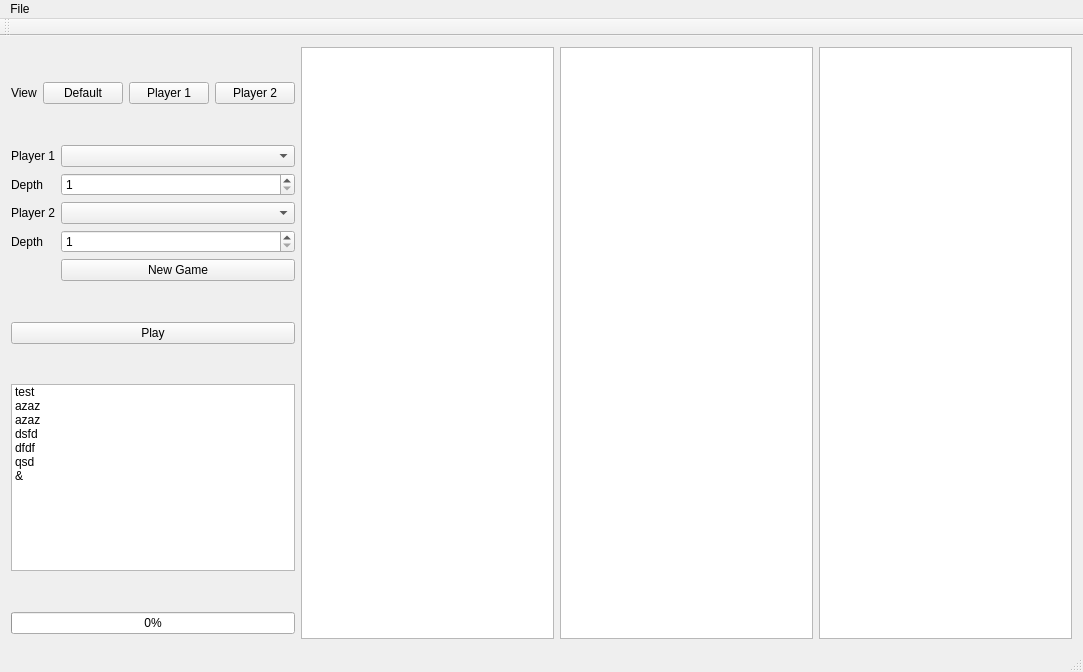
Old version of the form TIPE_Hex_QT/mainwindow.ui in the repository Phyronnaz/TIPE_Hex.
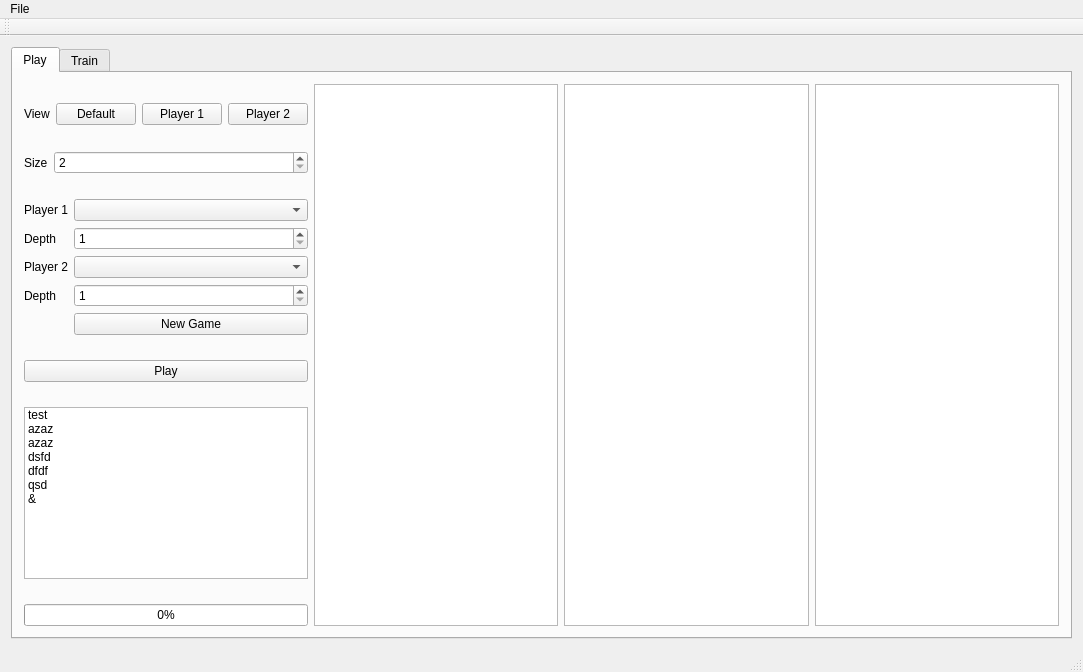
New version of the form. The open tabs and pages were chosen to show the change.

Patch:
```diff
--- a/TIPE_Hex_QT/mainwindow.ui
+++ b/TIPE_Hex_QT/mainwindow.ui
@@ -16,8 +16,18 @@
   <widget class="QWidget" name="centralWidget">
    <layout class="QHBoxLayout" name="horizontalLayout">
     <item>
+     <widget class="QTabWidget" name="tabWidget">
+      <property name="currentIndex">
+       <number>1</number>
+      </property>
+      <widget class="QWidget" name="playTab">
+       <attribute name="title">
+        <string>Play</string>
+       </attribute>
+       <layout class="QHBoxLayout" name="horizontalLayoutPlayTab">
+        <item>
      <layout class="QGridLayout" name="gridLayout">
-      <item row="8" column="0">
+          <item row="10" column="0">
        <spacer name="verticalSpacer_3">
         <property name="orientation">
          <enum>Qt::Vertical</enum>
@@ -99,7 +109,7 @@
         </item>
        </layout>
       </item>
-      <item row="9" column="0">
+          <item row="11" column="0">
        <widget class="QProgressBar" name="progressBarMinimax">
         <property name="enabled">
          <bool>true</bool>
@@ -109,66 +119,66 @@
         </property>
        </widget>
       </item>
-      <item row="3" column="0">
+          <item row="5" column="0">
        <layout class="QFormLayout" name="formLayoutNewGame">
-        <item row="0" column="0">
+            <item row="1" column="0">
          <widget class="QLabel" name="labelPlayer1">
           <property name="text">
            <string>Player 1</string>
           </property>
          </widget>
         </item>
-        <item row="0" column="1">
+            <item row="1" column="1">
          <widget class="QComboBox" name="comboBoxPlayer1"/>
         </item>
-        <item row="3" column="0">
+            <item row="2" column="0">
+             <widget class="QLabel" name="labelMinimaxDepthPlayer1">
+              <property name="text">
+               <string>Depth</string>
+              </property>
+             </widget>
+            </item>
+            <item row="2" column="1">
+             <widget class="QSpinBox" name="spinBoxMinimaxDepthPlayer1">
+              <property name="minimum">
+               <number>1</number>
+              </property>
+             </widget>
+            </item>
+            <item row="4" column="0">
          <widget class="QLabel" name="labelPlayer2">
           <property name="text">
            <string>Player 2</string>
           </property>
          </widget>
         </item>
-        <item row="3" column="1">
+            <item row="4" column="1">
          <widget class="QComboBox" name="comboBoxPlayer2"/>
         </item>
+            <item row="5" column="0">
+             <widget class="QLabel" name="labelMinimaxDepthPlayer2">
+              <property name="text">
+               <string>Depth</string>
+              </property>
+             </widget>
+            </item>
         <item row="5" column="1">
+             <widget class="QSpinBox" name="spinBoxMinimaxDepthPlayer2">
+              <property name="minimum">
+               <number>1</number>
+              </property>
+             </widget>
+            </item>
+            <item row="6" column="1">
          <widget class="QPushButton" name="pushButtonNewGame">
           <property name="text">
            <string>New Game</string>
           </property>
          </widget>
         </item>
-        <item row="1" column="0">
-         <widget class="QLabel" name="labelMinimaxDepthPlayer1">
-          <property name="text">
-           <string>Depth</string>
-          </property>
-         </widget>
-        </item>
-        <item row="1" column="1">
-         <widget class="QSpinBox" name="spinBoxMinimaxDepthPlayer1">
-          <property name="minimum">
-           <number>1</number>
-          </property>
-         </widget>
-        </item>
-        <item row="4" column="0">
-         <widget class="QLabel" name="labelMinimaxDepthPlayer2">
-          <property name="text">
-           <string>Depth</string>
-          </property>
-         </widget>
-        </item>
-        <item row="4" column="1">
-         <widget class="QSpinBox" name="spinBoxMinimaxDepthPlayer2">
-          <property name="minimum">
-           <number>1</number>
-          </property>
-         </widget>
-        </item>
-       </layout>
-      </item>
-      <item row="10" column="0">
+           </layout>
+          </item>
+          <item row="12" column="0">
        <spacer name="verticalSpacer_4">
         <property name="orientation">
          <enum>Qt::Vertical</enum>
@@ -200,14 +210,14 @@
         </property>
        </spacer>
       </item>
-      <item row="5" column="0">
-       <widget class="QPushButton" name="pushButtonPlay">
-        <property name="text">
-         <string>Play</string>
-        </property>
-       </widget>
-      </item>
       <item row="7" column="0">
+           <widget class="QPushButton" name="pushButtonPlay">
+            <property name="text">
+             <string>Play</string>
+            </property>
+           </widget>
+          </item>
+          <item row="9" column="0">
        <widget class="QListWidget" name="listWidget">
         <item>
          <property name="text">
@@ -246,7 +256,7 @@
         </item>
        </widget>
       </item>
-      <item row="6" column="0">
+          <item row="8" column="0">
        <spacer name="verticalSpacer_5">
         <property name="orientation">
          <enum>Qt::Vertical</enum>
@@ -259,7 +269,7 @@
         </property>
        </spacer>
       </item>
-      <item row="4" column="0">
+          <item row="6" column="0">
        <spacer name="verticalSpacer_6">
         <property name="orientation">
          <enum>Qt::Vertical</enum>
@@ -272,6 +282,37 @@
         </property>
        </spacer>
       </item>
+          <item row="3" column="0">
+           <layout class="QFormLayout" name="formLayoutSize">
+            <item row="1" column="0">
+             <widget class="QLabel" name="labelSize">
+              <property name="text">
+               <string>Size</string>
+              </property>
+             </widget>
+            </item>
+            <item row="1" column="1">
+             <widget class="QSpinBox" name="spinBoxSize">
+              <property name="minimum">
+               <number>2</number>
+              </property>
+             </widget>
+            </item>
+           </layout>
+          </item>
+          <item row="4" column="0">
+           <spacer name="verticalSpacer_7">
+            <property name="orientation">
+             <enum>Qt::Vertical</enum>
+            </property>
+            <property name="sizeHint" stdset="0">
+             <size>
+              <width>20</width>
+              <height>40</height>
+             </size>
+            </property>
+           </spacer>
+          </item>
      </layout>
     </item>
     <item>
@@ -302,6 +343,26 @@
       <property name="renderHints">
        <set>QPainter::Antialiasing|QPainter::HighQualityAntialiasing|QPainter::SmoothPixmapTransform|QPainter::TextAntialiasing</set>
       </property>
+         </widget>
+        </item>
+       </layout>
+      </widget>
+      <widget class="QWidget" name="trainTab">
+       <attribute name="title">
+        <string>Train</string>
+       </attribute>
+       <layout class="QHBoxLayout" name="horizontalLayoutTrainTab">
+        <item>
+         <widget class="QWidget" name="widget" native="true">
+          <layout class="QHBoxLayout" name="horizontalLayout_2">
+           <item>
+            <layout class="QFormLayout" name="formLayoutTrain"/>
+           </item>
+          </layout>
+         </widget>
+        </item>
+       </layout>
+      </widget>
      </widget>
     </item>
    </layout>
```
Lines whose indentation alone changed are shown as unchanged.
